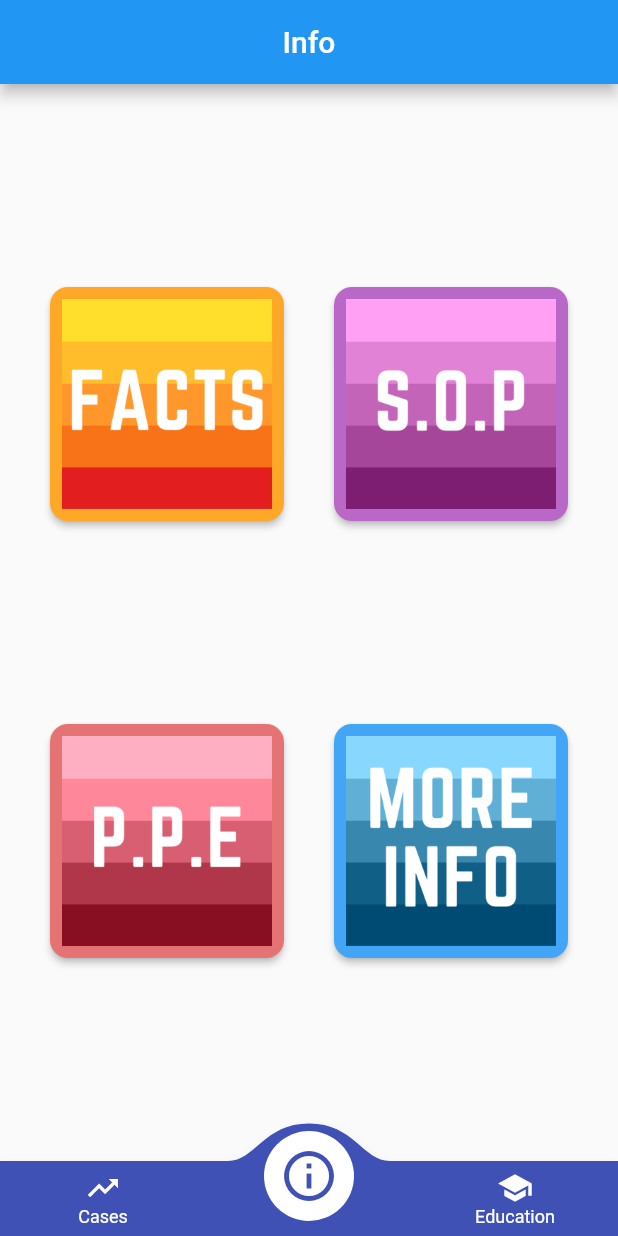
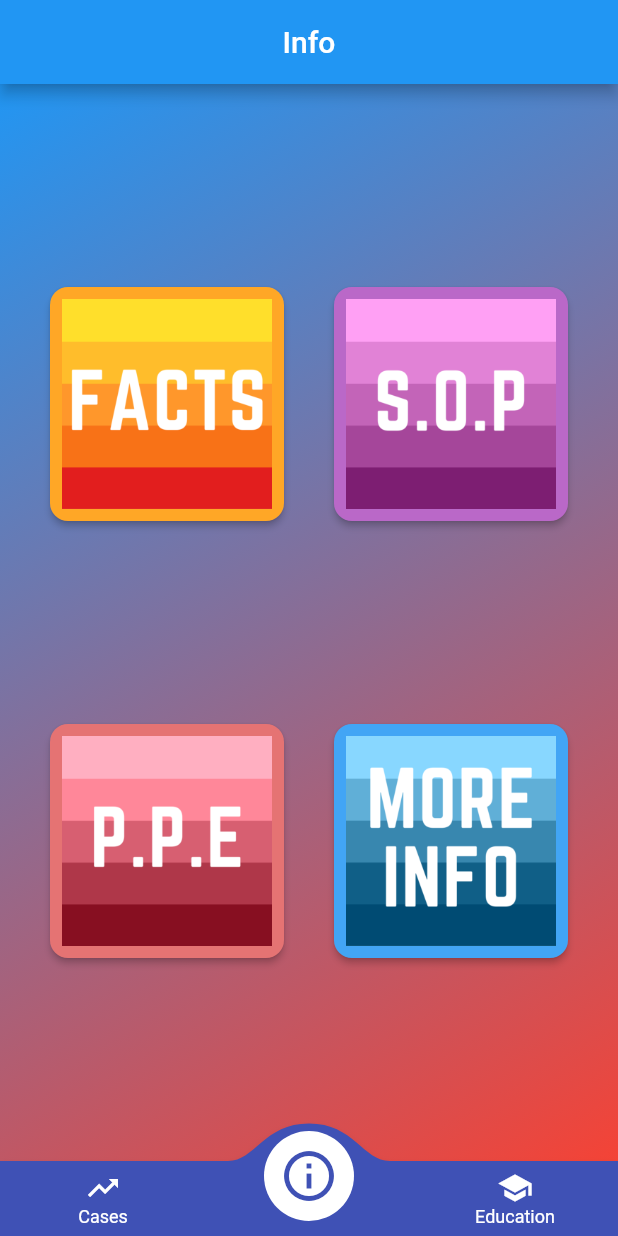
Before and after one commit to AdamHarith2510/flutter_app123, a Flutter app: the screen it shows after launch, item 2 of the bottom bar chosen, on a phone screen of 412 x 824 dp. Run offline on Flutter 3.47's test engine with Material 2 defaults, Android fonts, the phone set to English and light mode, and no system bars; drawn by our look-alikes of convex_bottom_bar; network calls fail; project files that could hold a hidden picture were left out.

Commit message:
Add files via upload

```diff
--- a/lib/info.dart
+++ b/lib/info.dart
@@ -12,6 +12,13 @@ class Info extends StatelessWidget {
           centerTitle: true,
         ),
       body: Container(
+        decoration: BoxDecoration(
+          gradient: LinearGradient(
+              begin: Alignment.topLeft,
+              end: Alignment.bottomRight,
+              colors: [Colors.blue, Colors.red]
+          ),
+        ),
         child: Column(
           mainAxisAlignment: MainAxisAlignment.spaceEvenly,
           children: [
```
Also changed, not shown: lib/education.dart (+7 -0 lines).
